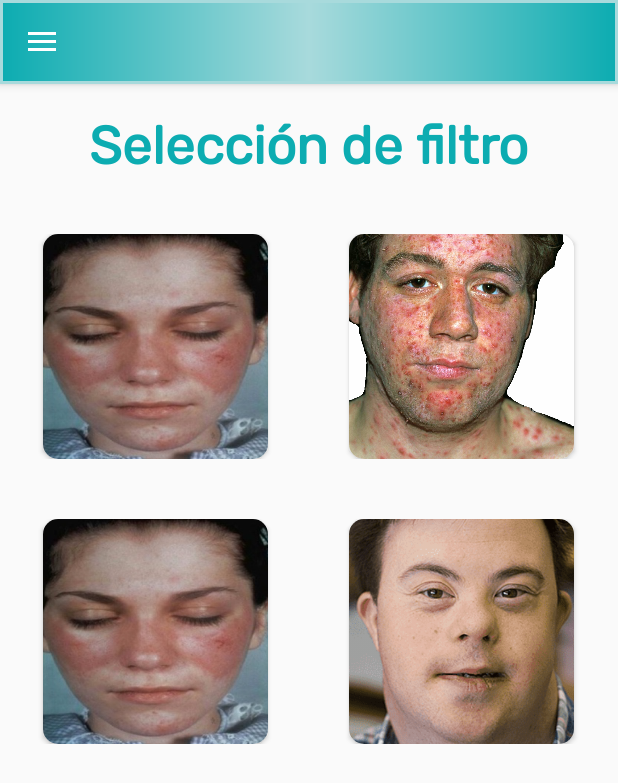
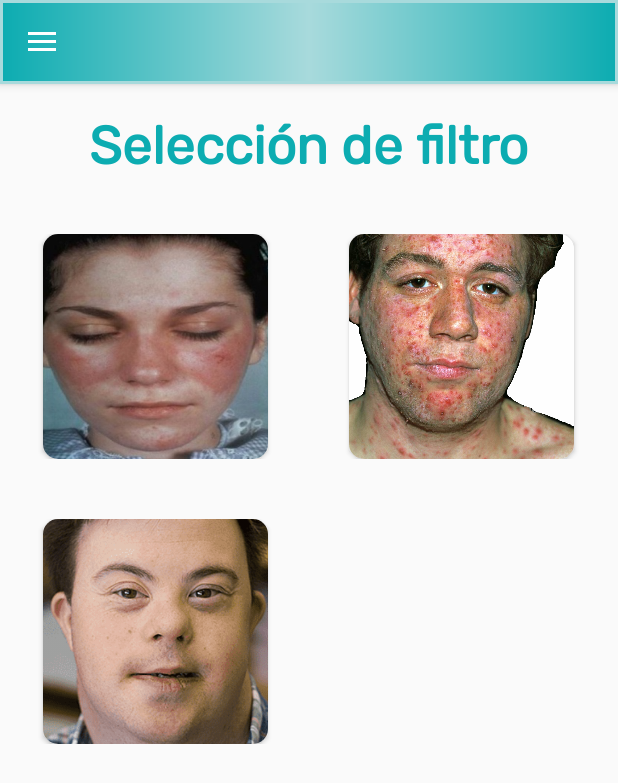
Before and after one commit to hdisra318/MiztliMedFil, an Android app: the screen it shows after launch (MainActivity), on a phone screen of 412 x 824 dp. Shown: the top 783 px of the screen. Run offline under Robolectric (Android 15) with nearby library versions, the phone set to English and light mode, and no system bars.

Commit message:
Haciendo cambios en el filtro

```diff
--- a/app/src/main/java/mx/unam/fciencias/medfil/SelecFiltroFragment.java
+++ b/app/src/main/java/mx/unam/fciencias/medfil/SelecFiltroFragment.java
@@ -22,7 +22,7 @@ public class SelecFiltroFragment extends Fragment {
     GridView grid;
 
     /** Imagenes de los filtros */
-    int[] filtros = {R.drawable.img_lupica, R.drawable.img_varicela, R.drawable.img_lupica, R.drawable.img_sindrome_down};
+    int[] filtros = {R.drawable.img_lupica, R.drawable.img_varicela, R.drawable.img_sindrome_down};
 
     /** Referencia al dialogo de bienvenida */
     private DialogoPersonalizado dialogoPersonalizado;
--- a/app/src/main/res/layout/filtro_info_layout.xml
+++ b/app/src/main/res/layout/filtro_info_layout.xml
@@ -53,7 +53,7 @@
         <ScrollView
             android:layout_width="wrap_content"
             android:layout_height="wrap_content"
-            android:padding="15dp">
+            android:padding="20dp">
 
             <LinearLayout
                 android:layout_width="match_parent"
```
